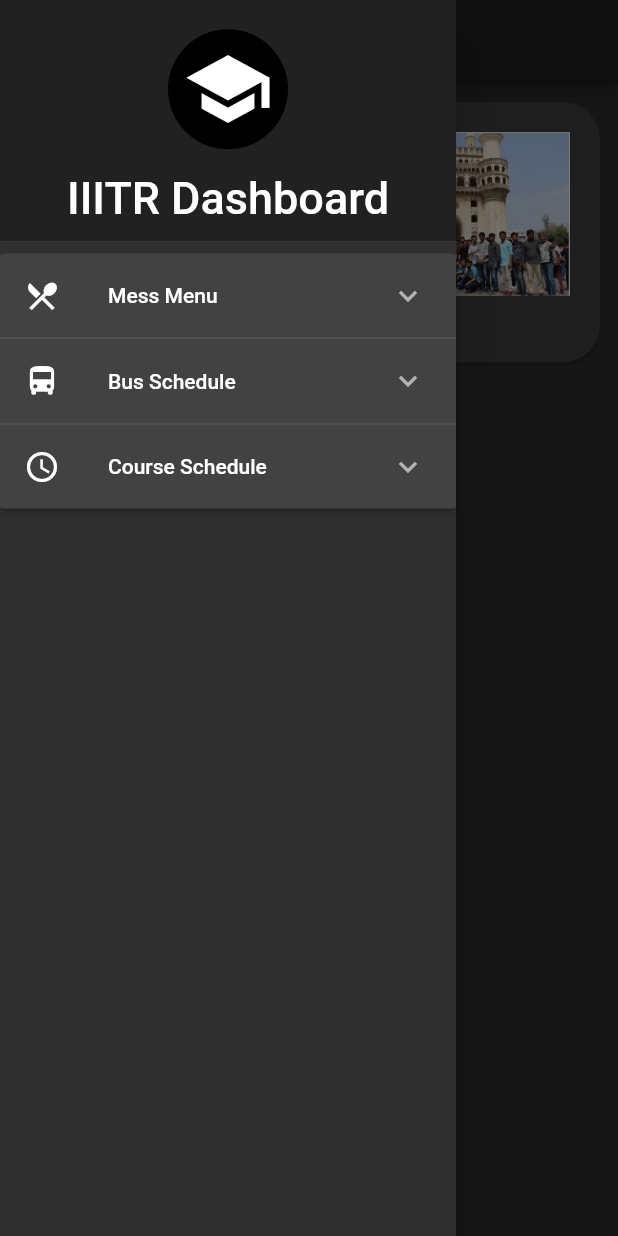
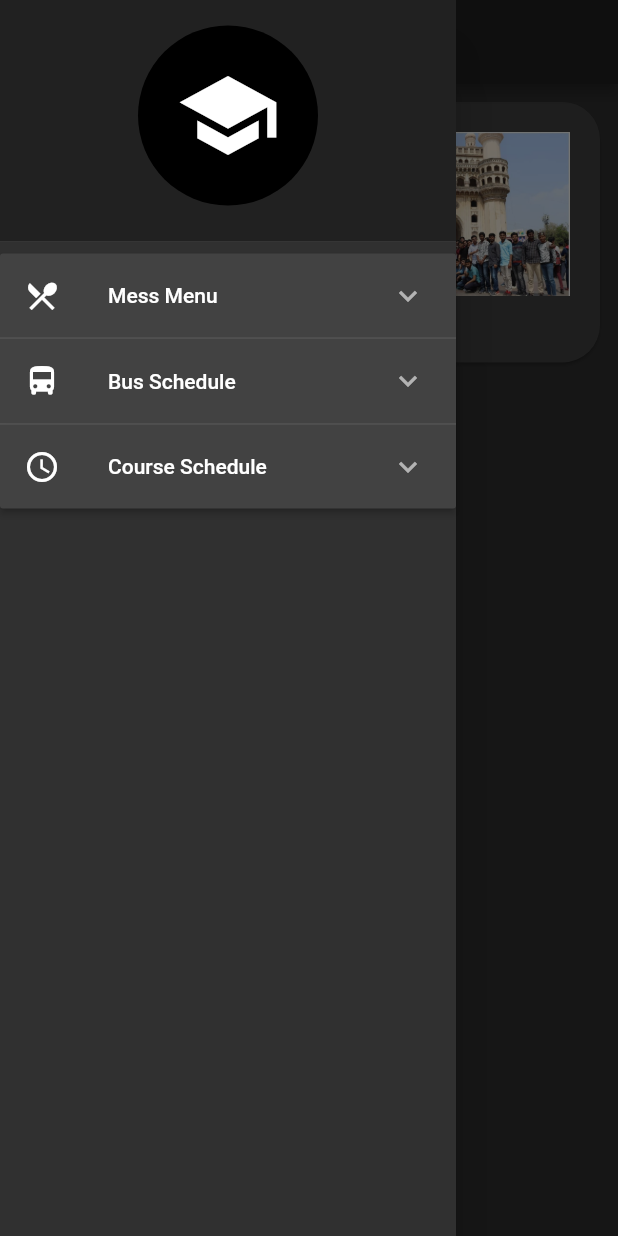
Before and after one commit to Codesoc-IIITR/IIITR, a Flutter app: the screen it shows after launch, with the side drawer open, on a phone screen of 412 x 824 dp. Run offline on Flutter 3.47's test engine with Material 2 defaults, Android fonts, the phone set to English and light mode, and no system bars; our stand-ins replace flip_card, flutter_spinkit.

Commit message:
minor design changes

```diff
--- a/lib/my_drawer.dart
+++ b/lib/my_drawer.dart
@@ -157,20 +157,20 @@ class _MyDrawerState extends State<MyDrawer> {
                 CircleAvatar(
                   child: Icon(
                     Icons.school,
-                    size: 60.0,
+                    size: 70.0,
                   ),
                   // backgroundImage: AssetImage('images/temporary_logo.png'),
-                  radius: 40.0,
+                  radius: 60.0,
                 ),
                 SizedBox(
                   height: 15.0,
                 ),
-                Text(
-                  'IIITR Dashboard',
-                  style: TextStyle(
-                    fontSize: 30.0,
-                  ),
-                ),
+                // Text(
+                //   'IIITR Dashboard',
+                //   style: TextStyle(
+                //     fontSize: 30.0,
+                //   ),
+                // ),
               ],
             ),
 
```
Also changed, not shown: lib/splash_screen.dart (+7 -7 lines).
